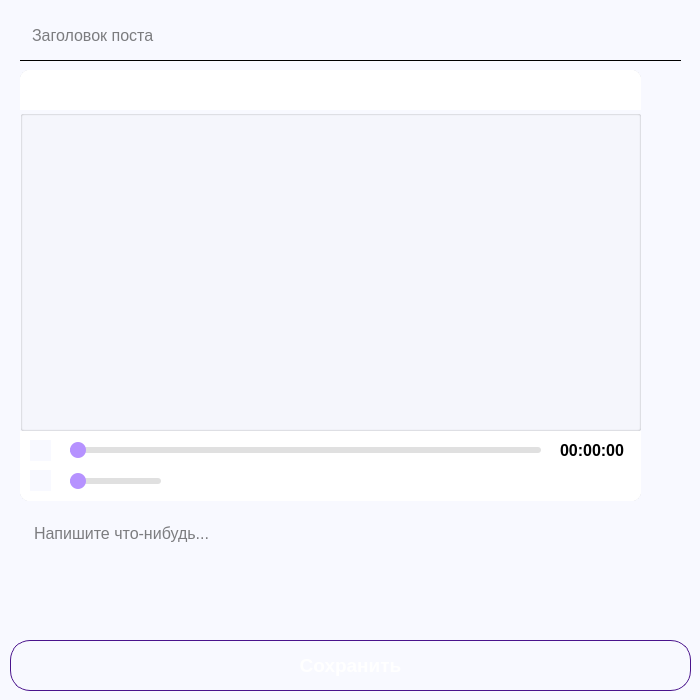
First picture: the form in ClientSocialNetwork/EditPostWindow.ui, repository 1pavesh1/QtSocialNetwork, before the edit.
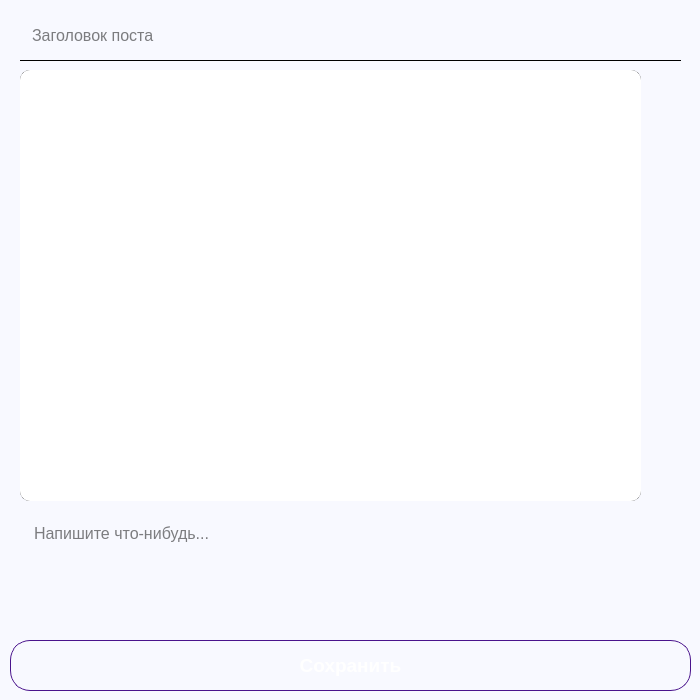
Second picture: the form after the edit. Icons and pictures are not drawn.

Diff of the .ui file:
```diff
--- a/ClientSocialNetwork/EditPostWindow.ui
+++ b/ClientSocialNetwork/EditPostWindow.ui
@@ -89,65 +89,6 @@
     <string>Сохранить</string>
    </property>
   </widget>
-  <widget class="QFrame" name="fileFrame">
-   <property name="geometry">
-    <rect>
-     <x>20</x>
-     <y>70</y>
-     <width>621</width>
-     <height>431</height>
-    </rect>
-   </property>
-   <property name="styleSheet">
-    <string notr="true">QFrame
-{
-	background-color: white;
-    border: 2px;
-    border-radius: 10px;
-}</string>
-   </property>
-   <property name="frameShape">
-    <enum>QFrame::Shape::StyledPanel</enum>
-   </property>
-   <property name="frameShadow">
-    <enum>QFrame::Shadow::Raised</enum>
-   </property>
-   <widget class="QLabel" name="nameFile">
-    <property name="geometry">
-     <rect>
-      <x>180</x>
-      <y>200</y>
-      <width>431</width>
-      <height>41</height>
-     </rect>
-    </property>
-    <property name="font">
-     <font>
-      <family>Arial</family>
-      <pointsize>12</pointsize>
-     </font>
-    </property>
-    <property name="text">
-     <string/>
-    </property>
-   </widget>
-   <widget class="QLabel" name="label">
-    <property name="geometry">
-     <rect>
-      <x>130</x>
-      <y>190</y>
-      <width>51</width>
-      <height>61</height>
-     </rect>
-    </property>
-    <property name="text">
-     <string/>
-    </property>
-    <property name="pixmap">
-     <pixmap resource="IMG.qrc">:/IMG/IMG/FilePin50x50SN.png</pixmap>
-    </property>
-   </widget>
-  </widget>
   <widget class="QLineEdit" name="nameText">
    <property name="geometry">
     <rect>
@@ -211,301 +152,6 @@
     <string>Напишите что-нибудь...</string>
    </property>
   </widget>
-  <widget class="QFrame" name="audioFrame">
-   <property name="geometry">
-    <rect>
-     <x>20</x>
-     <y>70</y>
-     <width>621</width>
-     <height>431</height>
-    </rect>
-   </property>
-   <property name="styleSheet">
-    <string notr="true">QFrame
-{
-	background-color: white;
-    border: 2px;
-    border-radius: 10px;
-}</string>
-   </property>
-   <property name="frameShape">
-    <enum>QFrame::Shape::StyledPanel</enum>
-   </property>
-   <property name="frameShadow">
-    <enum>QFrame::Shadow::Raised</enum>
-   </property>
-   <widget class="QLabel" name="timeAudioLabel">
-    <property name="geometry">
-     <rect>
-      <x>540</x>
-      <y>360</y>
-      <width>71</width>
-      <height>41</height>
-     </rect>
-    </property>
-    <property name="font">
-     <font>
-      <family>Arial</family>
-      <pointsize>12</pointsize>
-      <bold>true</bold>
-     </font>
-    </property>
-    <property name="text">
-     <string>00:00:00</string>
-    </property>
-   </widget>
-   <widget class="QSlider" name="volumeAudioSlider">
-    <property name="geometry">
-     <rect>
-      <x>40</x>
-      <y>400</y>
-      <width>111</width>
-      <height>22</height>
-     </rect>
-    </property>
-    <property name="cursor">
-     <cursorShape>PointingHandCursor</cursorShape>
-    </property>
-    <property name="styleSheet">
-     <string notr="true">QSlider
-{
-    background: transparent;
-    margin: 0 10px;
-}
-
-QSlider::groove:horizontal 
-{
-    background: #e0e0e0;
-    height: 6px;
-    border-radius: 3px;
-}
-
-QSlider::handle:horizontal 
-{
-    width: 16px;
-    height: 16px;
-    margin: -5px 0;
-    background: rgb(182, 146, 255);
-    border: 2px;
-    border-radius: 8px;
-}
-
-QSlider::sub-page:horizontal 
-{
-    background: rgb(182, 146, 255);
-    border-radius: 3px;
-}</string>
-    </property>
-    <property name="maximum">
-     <number>10</number>
-    </property>
-    <property name="singleStep">
-     <number>1</number>
-    </property>
-    <property name="orientation">
-     <enum>Qt::Orientation::Horizontal</enum>
-    </property>
-   </widget>
-   <widget class="QPushButton" name="volumeAudioButton">
-    <property name="geometry">
-     <rect>
-      <x>10</x>
-      <y>400</y>
-      <width>21</width>
-      <height>21</height>
-     </rect>
-    </property>
-    <property name="cursor">
-     <cursorShape>PointingHandCursor</cursorShape>
-    </property>
-    <property name="styleSheet">
-     <string notr="true">QPushButton 
-{
-    border-radius: 45px;
-}</string>
-    </property>
-    <property name="text">
-     <string/>
-    </property>
-    <property name="icon">
-     <iconset resource="IMG.qrc">
-      <normaloff>:/IMG/IMG/VolumePin48x48SN.png</normaloff>:/IMG/IMG/VolumePin48x48SN.png</iconset>
-    </property>
-    <property name="iconSize">
-     <size>
-      <width>21</width>
-      <height>21</height>
-     </size>
-    </property>
-   </widget>
-   <widget class="QPushButton" name="playAudioButton">
-    <property name="geometry">
-     <rect>
-      <x>10</x>
-      <y>370</y>
-      <width>21</width>
-      <height>21</height>
-     </rect>
-    </property>
-    <property name="cursor">
-     <cursorShape>PointingHandCursor</cursorShape>
-    </property>
-    <property name="styleSheet">
-     <string notr="true">QPushButton 
-{
-    border-radius: 45px;
-}</string>
-    </property>
-    <property name="text">
-     <string/>
-    </property>
-    <property name="icon">
-     <iconset resource="IMG.qrc">
-      <normaloff>:/IMG/IMG/PlayPin48x48SN.png</normaloff>:/IMG/IMG/PlayPin48x48SN.png</iconset>
-    </property>
-    <property name="iconSize">
-     <size>
-      <width>21</width>
-      <height>21</height>
-     </size>
-    </property>
-   </widget>
-   <widget class="QSlider" name="timeAudioSlider">
-    <property name="geometry">
-     <rect>
-      <x>40</x>
-      <y>370</y>
-      <width>491</width>
-      <height>20</height>
-     </rect>
-    </property>
-    <property name="cursor">
-     <cursorShape>PointingHandCursor</cursorShape>
-    </property>
-    <property name="styleSheet">
-     <string notr="true">QSlider
-{
-    background: transparent;
-    margin: 0 10px;
-}
-
-QSlider::groove:horizontal 
-{
-    background: #e0e0e0;
-    height: 6px;
-    border-radius: 3px;
-}
-
-QSlider::handle:horizontal 
-{
-    width: 16px;
-    height: 16px;
-    margin: -5px 0;
-    background: rgb(182, 146, 255);
-    border: 2px;
-    border-radius: 8px;
-}
-
-QSlider::sub-page:horizontal 
-{
-    background: rgb(182, 146, 255);
-    border-radius: 3px;
-}</string>
-    </property>
-    <property name="orientation">
-     <enum>Qt::Orientation::Horizontal</enum>
-    </property>
-   </widget>
-   <widget class="QLabel" name="nameAudioFile">
-    <property name="geometry">
-     <rect>
-      <x>60</x>
-      <y>20</y>
-      <width>541</width>
-      <height>41</height>
-     </rect>
-    </property>
-    <property name="font">
-     <font>
-      <family>Arial</family>
-      <pointsize>12</pointsize>
-     </font>
-    </property>
-    <property name="text">
-     <string/>
-    </property>
-   </widget>
-   <widget class="QLabel" name="audioFileLabel">
-    <property name="geometry">
-     <rect>
-      <x>10</x>
-      <y>10</y>
-      <width>51</width>
-      <height>61</height>
-     </rect>
-    </property>
-    <property name="text">
-     <string/>
-    </property>
-    <property name="pixmap">
-     <pixmap resource="IMG.qrc">:/IMG/IMG/FilePin50x50SN.png</pixmap>
-    </property>
-   </widget>
-  </widget>
-  <widget class="QFrame" name="fhotoFrame">
-   <property name="geometry">
-    <rect>
-     <x>20</x>
-     <y>70</y>
-     <width>621</width>
-     <height>431</height>
-    </rect>
-   </property>
-   <property name="styleSheet">
-    <string notr="true">QFrame
-{
-	background-color: white;
-    border: 2px;
-    border-radius: 10px;
-}</string>
-   </property>
-   <property name="frameShape">
-    <enum>QFrame::Shape::StyledPanel</enum>
-   </property>
-   <property name="frameShadow">
-    <enum>QFrame::Shadow::Raised</enum>
-   </property>
-   <widget class="QPushButton" name="fhotoViewButton">
-    <property name="geometry">
-     <rect>
-      <x>0</x>
-      <y>0</y>
-      <width>621</width>
-      <height>431</height>
-     </rect>
-    </property>
-    <property name="cursor">
-     <cursorShape>ArrowCursor</cursorShape>
-    </property>
-    <property name="styleSheet">
-     <string notr="true">QPushButton
-{
-	background-color: white;
-    border: 2px;
-    border-radius: 10px;
-}</string>
-    </property>
-    <property name="text">
-     <string/>
-    </property>
-    <property name="iconSize">
-     <size>
-      <width>620</width>
-      <height>420</height>
-     </size>
-    </property>
-   </widget>
-  </widget>
   <widget class="QPushButton" name="deleteFileInputButton">
    <property name="geometry">
     <rect>
@@ -614,220 +260,6 @@
    <property name="frameShadow">
     <enum>QFrame::Shadow::Raised</enum>
    </property>
-   <widget class="QSlider" name="timeVideoSlider">
-    <property name="geometry">
-     <rect>
-      <x>40</x>
-      <y>370</y>
-      <width>491</width>
-      <height>20</height>
-     </rect>
-    </property>
-    <property name="cursor">
-     <cursorShape>PointingHandCursor</cursorShape>
-    </property>
-    <property name="styleSheet">
-     <string notr="true">QSlider
-{
-    background: transparent;
-    margin: 0 10px;
-}
-
-QSlider::groove:horizontal 
-{
-    background: #e0e0e0;
-    height: 6px;
-    border-radius: 3px;
-}
-
-QSlider::handle:horizontal 
-{
-    width: 16px;
-    height: 16px;
-    margin: -5px 0;
-    background: rgb(182, 146, 255);
-    border: 2px;
-    border-radius: 8px;
-}
-
-QSlider::sub-page:horizontal 
-{
-    background: rgb(182, 146, 255);
-    border-radius: 3px;
-}</string>
-    </property>
-    <property name="orientation">
-     <enum>Qt::Orientation::Horizontal</enum>
-    </property>
-   </widget>
-   <widget class="QPushButton" name="playVideoButton">
-    <property name="geometry">
-     <rect>
-      <x>10</x>
-      <y>370</y>
-      <width>21</width>
-      <height>21</height>
-     </rect>
-    </property>
-    <property name="cursor">
-     <cursorShape>PointingHandCursor</cursorShape>
-    </property>
-    <property name="styleSheet">
-     <string notr="true">QPushButton 
-{
-    border-radius: 45px;
-}</string>
-    </property>
-    <property name="text">
-     <string/>
-    </property>
-    <property name="icon">
-     <iconset resource="IMG.qrc">
-      <normaloff>:/IMG/IMG/PlayPin48x48SN.png</normaloff>:/IMG/IMG/PlayPin48x48SN.png</iconset>
-    </property>
-    <property name="iconSize">
-     <size>
-      <width>21</width>
-      <height>21</height>
-     </size>
-    </property>
-   </widget>
-   <widget class="QLabel" name="nameVideoFile">
-    <property name="geometry">
-     <rect>
-      <x>10</x>
-      <y>0</y>
-      <width>601</width>
-      <height>41</height>
-     </rect>
-    </property>
-    <property name="font">
-     <font>
-      <family>Arial</family>
-      <pointsize>12</pointsize>
-     </font>
-    </property>
-    <property name="text">
-     <string/>
-    </property>
-   </widget>
-   <widget class="QLabel" name="timeVideoLabel">
-    <property name="geometry">
-     <rect>
-      <x>540</x>
-      <y>360</y>
-      <width>71</width>
-      <height>41</height>
-     </rect>
-    </property>
-    <property name="font">
-     <font>
-      <family>Arial</family>
-      <pointsize>12</pointsize>
-      <bold>true</bold>
-     </font>
-    </property>
-    <property name="text">
-     <string>00:00:00</string>
-    </property>
-   </widget>
-   <widget class="QPushButton" name="volumeVideoButton">
-    <property name="geometry">
-     <rect>
-      <x>10</x>
-      <y>400</y>
-      <width>21</width>
-      <height>21</height>
-     </rect>
-    </property>
-    <property name="cursor">
-     <cursorShape>PointingHandCursor</cursorShape>
-    </property>
-    <property name="styleSheet">
-     <string notr="true">QPushButton 
-{
-    border-radius: 45px;
-}</string>
-    </property>
-    <property name="text">
-     <string/>
-    </property>
-    <property name="icon">
-     <iconset resource="IMG.qrc">
-      <normaloff>:/IMG/IMG/VolumePin48x48SN.png</normaloff>:/IMG/IMG/VolumePin48x48SN.png</iconset>
-    </property>
-    <property name="iconSize">
-     <size>
-      <width>21</width>
-      <height>21</height>
-     </size>
-    </property>
-   </widget>
-   <widget class="QSlider" name="volumeVideoSlider">
-    <property name="geometry">
-     <rect>
-      <x>40</x>
-      <y>400</y>
-      <width>111</width>
-      <height>22</height>
-     </rect>
-    </property>
-    <property name="cursor">
-     <cursorShape>PointingHandCursor</cursorShape>
-    </property>
-    <property name="styleSheet">
-     <string notr="true">QSlider
-{
-    background: transparent;
-    margin: 0 10px;
-}
-
-QSlider::groove:horizontal 
-{
-    background: #e0e0e0;
-    height: 6px;
-    border-radius: 3px;
-}
-
-QSlider::handle:horizontal 
-{
-    width: 16px;
-    height: 16px;
-    margin: -5px 0;
-    background: rgb(182, 146, 255);
-    border: 2px;
-    border-radius: 8px;
-}
-
-QSlider::sub-page:horizontal 
-{
-    background: rgb(182, 146, 255);
-    border-radius: 3px;
-}</string>
-    </property>
-    <property name="maximum">
-     <number>10</number>
-    </property>
-    <property name="singleStep">
-     <number>1</number>
-    </property>
-    <property name="orientation">
-     <enum>Qt::Orientation::Horizontal</enum>
-    </property>
-   </widget>
-   <widget class="QGroupBox" name="groupBoxVideo">
-    <property name="geometry">
-     <rect>
-      <x>0</x>
-      <y>40</y>
-      <width>621</width>
-      <height>321</height>
-     </rect>
-    </property>
-    <property name="title">
-     <string/>
-    </property>
-   </widget>
   </widget>
   <zorder>addMediaButton</zorder>
   <zorder>editPostButton</zorder>
```
Left out of the diff: 7 changed lines with no effect on the pictures.
